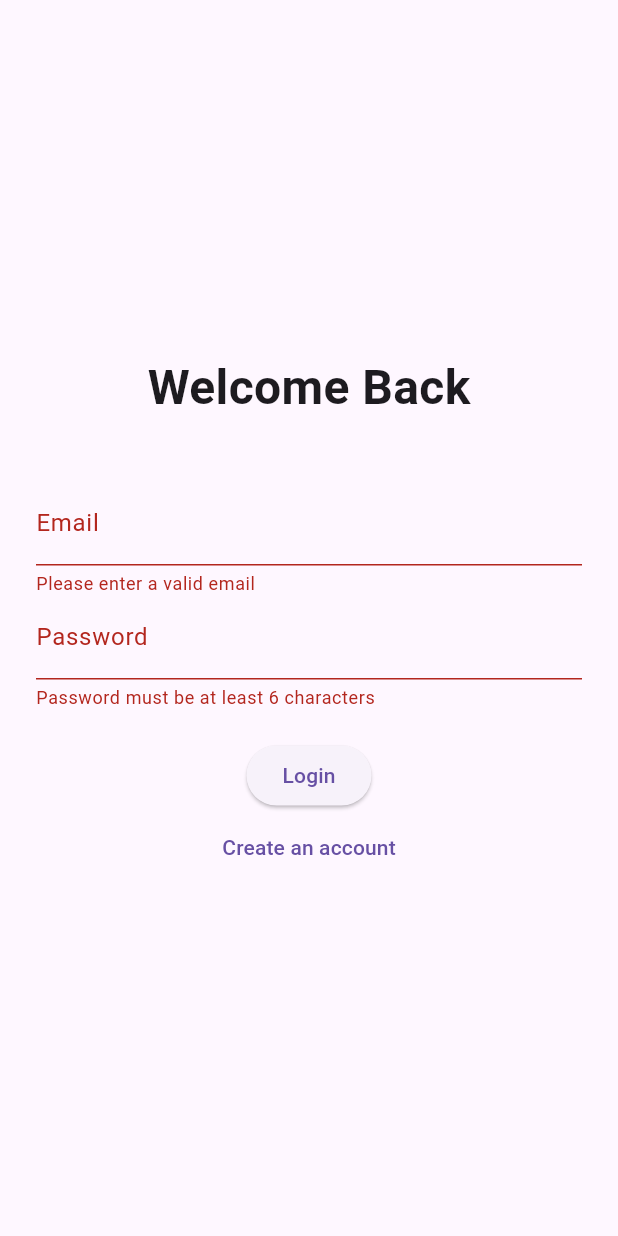
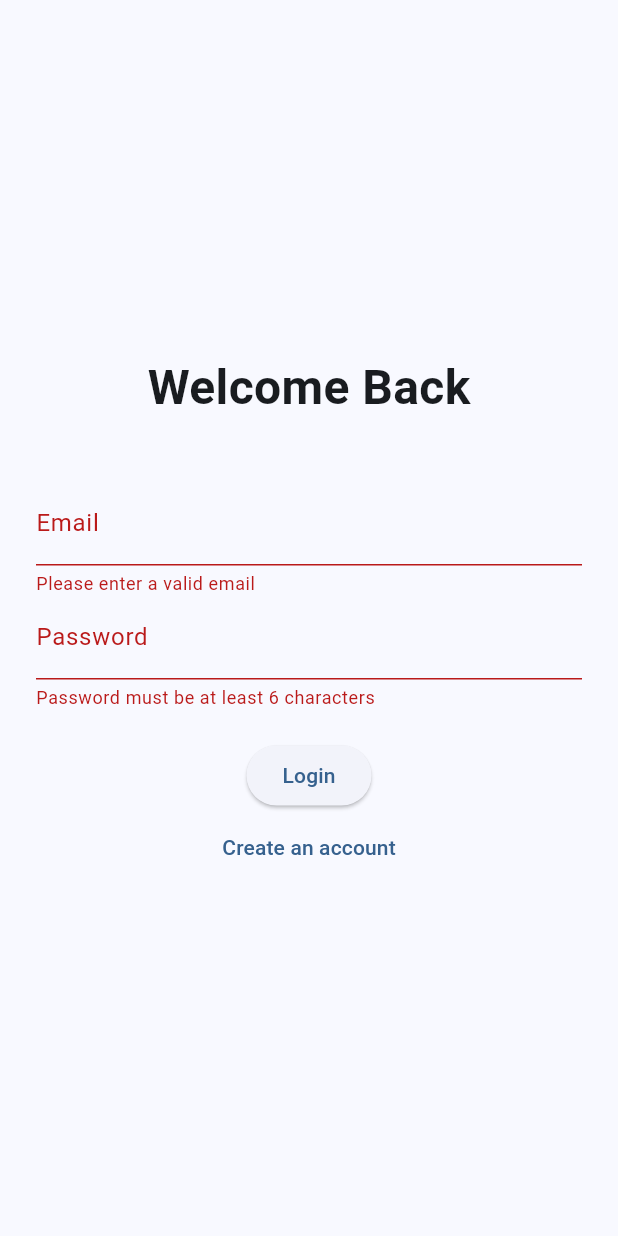
Before and after one commit to MaximeLeBesnerais/kindling, a Flutter app: the screen it shows after launch, after a tap on "Login", on a phone screen of 412 x 824 dp. Run offline on Flutter 3.47's test engine with Material 3 defaults, Android fonts, the phone set to English and light mode, and no system bars; our stand-ins replace qr_flutter, shared_preferences; network calls fail.

Commit message:
fix: Refactor ThemeManager to correctly apply themes

```diff
--- a/lib/main.dart
+++ b/lib/main.dart
@@ -23,8 +23,8 @@
         builder: (context, themeManager, child) {
           return MaterialApp(
             title: 'Kindling',
-            theme: themeManager.themeData.copyWith(brightness: Brightness.light),
-            darkTheme: themeManager.themeData.copyWith(brightness: Brightness.dark),
+            theme: themeManager.lightTheme,
+            darkTheme: themeManager.darkTheme,
             themeMode: themeManager.themeMode,
             home: AuthScreen(),
           );
--- a/lib/screens/settings/settings_screen.dart
+++ b/lib/screens/settings/settings_screen.dart
@@ -1,4 +1,3 @@
-
 import 'package:flutter/material.dart';
 import 'package:provider/provider.dart';
 import '../../theme/theme_manager.dart';
@@ -53,7 +52,7 @@ class SettingsScreen extends StatelessWidget {
           color: color,
           shape: BoxShape.circle,
           border: Border.all(
-            color: themeManager.themeData.primaryColor == color ? Colors.white : Colors.transparent,
+            color: themeManager.lightTheme.primaryColor == color ? Colors.white : Colors.transparent,
             width: 3,
           ),
         ),
--- a/lib/theme/theme_manager.dart
+++ b/lib/theme/theme_manager.dart
@@ -4,16 +4,19 @@ import 'package:shared_preferences/shared_preferences.dart';
 class ThemeManager with ChangeNotifier {
   final SharedPreferences prefs;
 
-  ThemeData _themeData;
+  ThemeData _lightTheme;
+  ThemeData _darkTheme;
   ThemeMode _themeMode;
 
   ThemeManager(this.prefs)
-      : _themeData = ThemeData(),
+      : _lightTheme = ThemeData(useMaterial3: true),
+        _darkTheme = ThemeData.dark(useMaterial3: true),
         _themeMode = ThemeMode.system {
     _loadTheme();
   }
 
-  ThemeData get themeData => _themeData;
+  ThemeData get lightTheme => _lightTheme;
+  ThemeData get darkTheme => _darkTheme;
   ThemeMode get themeMode => _themeMode;
 
   void _loadTheme() {
@@ -22,24 +25,35 @@ class ThemeManager with ChangeNotifier {
 
     final themeColor = _getColor(colorName);
     _themeMode = _getThemeMode(themeModeName);
-    _themeData = _buildTheme(themeColor);
+    _lightTheme = _buildTheme(themeColor);
+    _darkTheme = _buildDarkTheme(themeColor);
 
     notifyListeners();
   }
 
   ThemeData _buildTheme(Color color) {
     return ThemeData(
-      primarySwatch: _getMaterialColor(color),
-      primaryColor: color,
-      buttonTheme: ButtonThemeData(
-        buttonColor: color,
-        textTheme: ButtonTextTheme.primary,
+      colorScheme: ColorScheme.fromSeed(
+        seedColor: color,
+        brightness: Brightness.light,
       ),
+      useMaterial3: true,
+    );
+  }
+
+  ThemeData _buildDarkTheme(Color color) {
+    return ThemeData(
+      colorScheme: ColorScheme.fromSeed(
+        seedColor: color,
+        brightness: Brightness.dark,
+      ),
+      useMaterial3: true,
     );
   }
 
   void setTheme(Color color) {
-    _themeData = _buildTheme(color);
+    _lightTheme = _buildTheme(color);
+    _darkTheme = _buildDarkTheme(color);
     prefs.setString('theme_color', _getColorName(color));
     notifyListeners();
   }
@@ -82,23 +96,4 @@ class ThemeManager with ChangeNotifier {
     if (color == Colors.orange) return 'orange';
     return 'blue';
   }
-
-  MaterialColor _getMaterialColor(Color color) {
-    if (color is MaterialColor) {
-      return color;
-    }
-    final shades = <int, Color>{
-      50: color.withOpacity(0.1),
-      100: color.withOpacity(0.2),
-      200: color.withOpacity(0.3),
-      300: color.withOpacity(0.4),
-      400: color.withOpacity(0.5),
-      500: color.withOpacity(0.6),
-      600: color.withOpacity(0.7),
-      700: color.withOpacity(0.8),
-      800: color.withOpacity(0.9),
-      900: color,
-    };
-    return MaterialColor(color.value, shades);
-  }
 }
```
